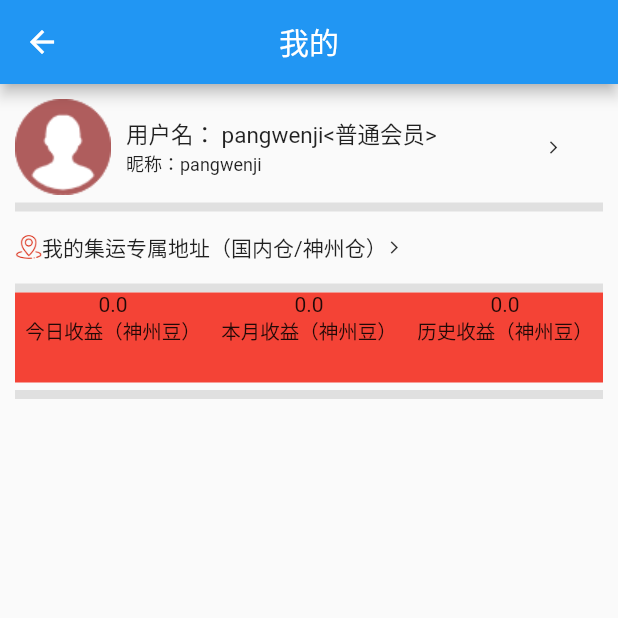
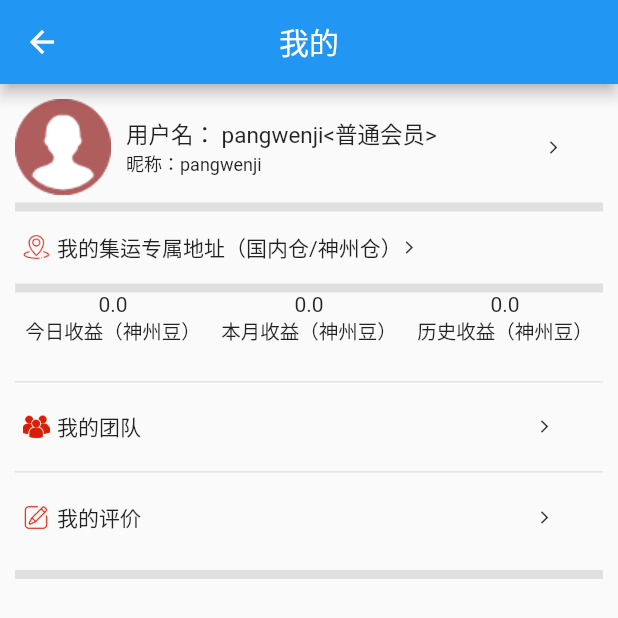
Before and after one commit to pangwenji/shenzhouapp, a Flutter app: the Mine screen opened directly, on a phone screen of 412 x 824 dp. Shown: the top 618 px of the screen. Run offline on Flutter 3.47's test engine with Material 2 defaults, Android fonts, the phone set to English and light mode, and no system bars; our stand-ins replace fluro, flutter_screenutil, flutter_swiper, get.

Commit message:
2021-11-13

```diff
--- a/lib/components/Information_module.dart
+++ b/lib/components/Information_module.dart
@@ -84,7 +84,6 @@ class _InforMationModeuleState extends State<InforMationModeule> {
   @override
   Widget build(BuildContext context) {
     return Container(
-
         margin: EdgeInsets.only(top:10.0),
         width: ScreenUtil().setWidth(400),
         height: ScreenUtil().setHeight(500),
--- a/lib/pages/mine.dart
+++ b/lib/pages/mine.dart
@@ -67,6 +67,7 @@ class Mine extends StatelessWidget {
                       child: Row(
                         children: [
                           Container(
+                            padding: EdgeInsets.all(5),
                             child: Image.asset(
                               'images/location.png',
                               width: 18,
@@ -96,17 +97,25 @@ class Mine extends StatelessWidget {
                         children: [
                           Container(
                             height: 60,
+                            decoration: BoxDecoration(
+                              border: Border(
+                                bottom: BorderSide(
+                                  width: 0.9,
+                                  color: Colors.grey.shade300
+                                )
+                              )
+                            ),
                             width: MediaQuery.of(context).size.width,
                             child: Row(
                               children: [
-                                  _itemContanier('今日收益（神州豆）','0.0'),
-                                  _itemContanier('本月收益（神州豆）','0.0'),
-                                  _itemContanier('历史收益（神州豆）','0.0')
-
-                                ],
+                                _itemContanier('今日收益（神州豆）', '0.0'),
+                                _itemContanier('本月收益（神州豆）', '0.0'),
+                                _itemContanier('历史收益（神州豆）', '0.0')
+                              ],
                             ),
                           ),
-                          Container()
+                          _threeContanier('images/team.png', '我的团队',true),
+                          _threeContanier('images/evaluate.png', '我的评价',false)
                         ],
                       ),
                     )
@@ -116,22 +125,58 @@ class Mine extends StatelessWidget {
             )));
   }
 
-  Widget _itemContanier(title,shuliang) {
+  Widget _itemContanier(title, shuliang) {
     return Expanded(
         flex: 1,
         child: Container(
-          color: Colors.red,
-          alignment: Alignment(0,10),
+          alignment: Alignment(0, 10),
           child: Column(
             children: [
               Text(shuliang),
-              Text(title,style: TextStyle(
-                 fontSize: 13
+              Text(
+                title,
+                style: TextStyle(fontSize: 13),
+              )
+            ],
+          ),
+        ));
+  }
+
+  Widget _threeContanier(imageUrl, title,isShow) {
+    return Container(
+        height: 60,
+        decoration: BoxDecoration(
+          border: isShow ? Border(
+            bottom: BorderSide(
+              width: 0.9,
+              color: Colors.grey.shade300
+            )
+          ):Border()
+        ),
+        child: InkWell(
+          onTap: () {},
+          child: Row(
+            children: [
+              Container(
+                padding: EdgeInsets.all(5),
+                child: Image.asset(
+                  imageUrl,
+                  width: 18,
+                  height: 18,
+                ),
               ),
-            )
-          ],
-      ),
-    )
-    );
+              Container(
+                width: 320,
+                child: Text(title),
+              ),
+              Container(
+                child: Icon(
+                  Icons.arrow_forward_ios,
+                  size: 10,
+                ),
+              )
+            ],
+          ),
+        ));
   }
 }
--- a/pubspec.yaml
+++ b/pubspec.yaml
@@ -69,7 +69,8 @@ flutter:
    - images/yunfei.png
    - images/avatar.png
    - images/location.png
-
+   - images/team.png
+   - images/evaluate.png
   # An image asset can refer to one or more resolution-specific "variants", see
   # https://flutter.dev/assets-and-images/#resolution-aware.
 
```
Also changed, not shown: images/evaluate.png (added), images/team.png (added), 13 other files.
